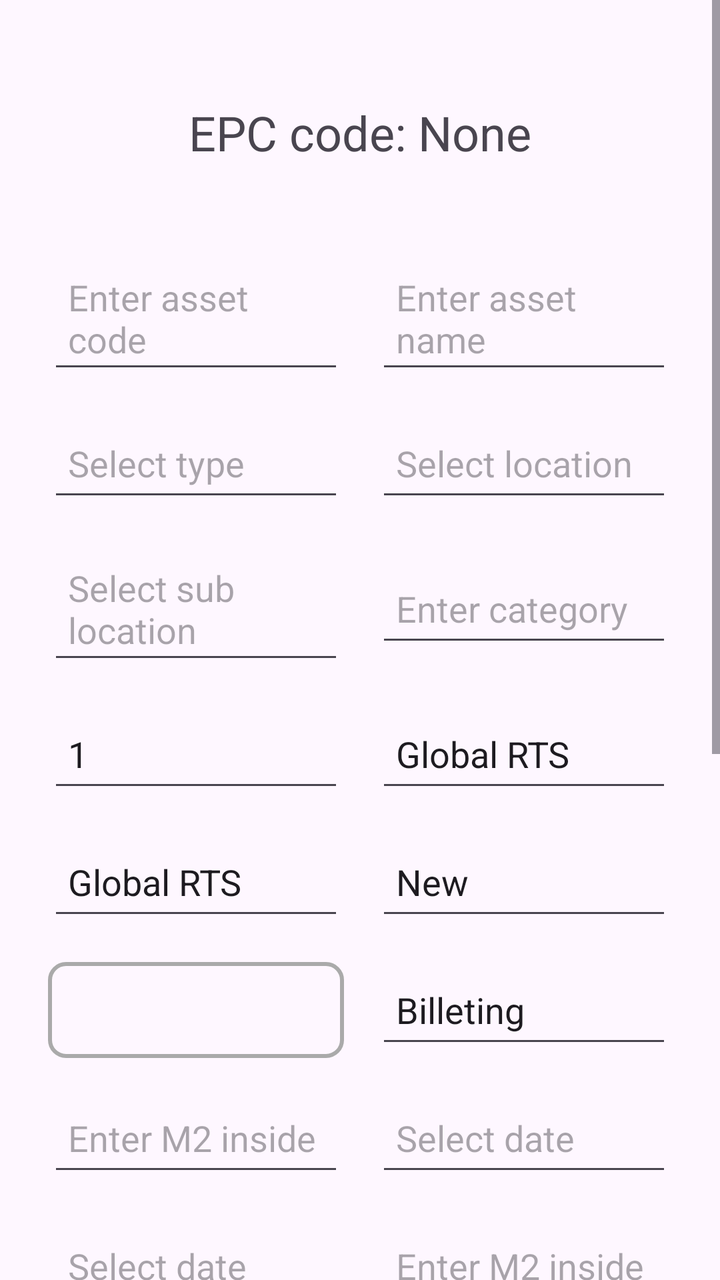
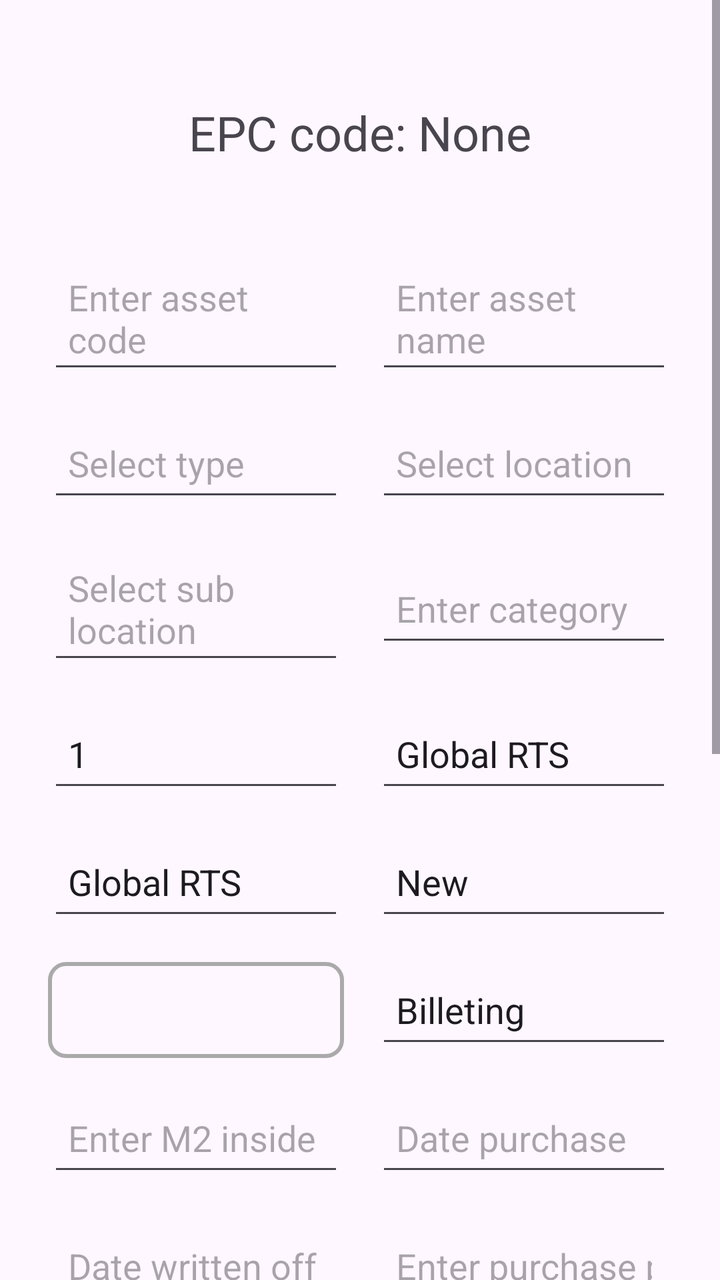

An Android layout rendered at two revisions. The XML below is the earlier revision; the diff shows what the commit changed to produce the second picture.
<!-- AndroidManifest.xml: application theme Theme.RFIDLaundryAsset -->
<!-- res/layout/activity_add_asset.xml -->
<ScrollView
    xmlns:android="http://schemas.android.com/apk/res/android"
    xmlns:tools="http://schemas.android.com/tools"
    android:layout_width="match_parent"
    android:layout_height="match_parent">

    <RelativeLayout
        android:layout_width="match_parent"
        android:layout_height="wrap_content">

        <TextView
            android:id="@+id/epcTextView"
            android:layout_width="wrap_content"
            android:layout_height="wrap_content"
            android:text="EPC code: None"
            android:textSize="24sp"
            android:layout_marginTop="50dp"
            android:layout_centerHorizontal="true"
            android:gravity="center"
            tools:ignore="HardcodedText" />

        <GridLayout
            android:id="@+id/inputGridLayout"
            android:layout_width="match_parent"
            android:layout_height="wrap_content"
            android:layout_below="@id/epcTextView"
            android:layout_marginTop="20dp"
            android:columnCount="2"
            android:padding="16dp"
            android:layout_centerHorizontal="true">

            <EditText
                android:id="@+id/assetCodeText"
                android:layout_width="0dp"
                android:layout_height="wrap_content"
                android:layout_columnSpan="1"
                android:layout_columnWeight="1"
                android:autofillHints="Enter asset code"
                android:hint="Enter asset code"
                android:layout_margin="8dp"
                android:minHeight="48dp"
                android:padding="10dp"
                android:textSize="18sp"
                tools:ignore="HardcodedText,TextFields" />

            <EditText
                android:id="@+id/assetNameText"
                android:layout_width="0dp"
                android:layout_height="wrap_content"
                android:layout_columnSpan="1"
                android:layout_columnWeight="1"
                android:autofillHints="Enter asset name"
                android:hint="Enter asset name"
                android:layout_margin="8dp"
                android:minHeight="48dp"
                android:padding="10dp"
                android:textSize="18sp"
                tools:ignore="HardcodedText,TextFields" />

            <AutoCompleteTextView
                android:id="@+id/assetTypeAutoCompleteTextView"
                android:layout_width="0dp"
                android:layout_height="wrap_content"
                android:layout_columnSpan="1"
                android:layout_columnWeight="1"
                android:hint="Select type"
                android:layout_margin="8dp"
                android:minHeight="48dp"
                android:padding="10dp"
                tools:ignore="HardcodedText" />

            <AutoCompleteTextView
                android:id="@+id/assetLocationAutoCompleteTextView"
                android:layout_width="0dp"
                android:layout_height="wrap_content"
                android:layout_columnSpan="1"
                android:layout_columnWeight="1"
                android:hint="Select location"
                android:layout_margin="8dp"
                android:minHeight="48dp"
                android:padding="10dp"
                tools:ignore="HardcodedText" />

            <AutoCompleteTextView
                android:id="@+id/assetSubLocationAutoCompleteTextView"
                android:layout_width="0dp"
                android:layout_height="wrap_content"
                android:layout_columnSpan="1"
                android:layout_columnWeight="1"
                android:hint="Select sub location"
                android:layout_margin="8dp"
                android:minHeight="48dp"
                android:padding="10dp"
                tools:ignore="HardcodedText" />

            <EditText
                android:id="@+id/assetCategoriesText"
                android:layout_width="0dp"
                android:layout_height="wrap_content"
                android:layout_columnSpan="1"
                android:layout_columnWeight="1"
                android:autofillHints="Enter category"
                android:hint="Enter category"
                android:layout_margin="8dp"
                android:minHeight="48dp"
                android:padding="10dp"
                android:textSize="18sp"
                tools:ignore="HardcodedText,TextFields" />

            <EditText
                android:id="@+id/assetQuantityText"
                android:layout_width="0dp"
                android:layout_height="wrap_content"
                android:layout_columnSpan="1"
                android:layout_columnWeight="1"
                android:autofillHints="Asset quantity"
                android:hint="Asset quantity"
                android:layout_margin="8dp"
                android:minHeight="48dp"
                android:padding="10dp"
                android:textSize="18sp"
                android:inputType="number"
                android:text="1"
                android:focusable="false"
                android:clickable="false"
                tools:ignore="HardcodedText,TextFields" />

            <EditText
                android:id="@+id/assetMrahText"
                android:layout_width="0dp"
                android:layout_height="wrap_content"
                android:layout_columnSpan="1"
                android:layout_columnWeight="1"
                android:autofillHints="Enter MRAH"
                android:hint="Enter MRAH"
                android:layout_margin="8dp"
                android:minHeight="48dp"
                android:padding="10dp"
                android:textSize="18sp"
                android:text="Global RTS"
                tools:ignore="HardcodedText,TextFields" />

            <EditText
                android:id="@+id/assetOwnerText"
                android:layout_width="0dp"
                android:layout_height="wrap_content"
                android:layout_columnSpan="1"
                android:layout_columnWeight="1"
                android:autofillHints="Enter owner"
                android:hint="Enter owner"
                android:layout_margin="8dp"
                android:minHeight="48dp"
                android:padding="10dp"
                android:textSize="18sp"
                android:text="Global RTS"
                tools:ignore="HardcodedText,TextFields" />

            <EditText
                android:id="@+id/assetStatusText"
                android:layout_width="0dp"
                android:layout_height="wrap_content"
                android:layout_columnSpan="1"
                android:layout_columnWeight="1"
                android:layout_margin="8dp"
                android:minHeight="48dp"
                android:padding="10dp"
                android:hint="Enter quantity"
                android:autofillHints="Enter quantity"
                android:text="New"
                android:textSize="18sp"
                tools:ignore="HardcodedText,TextFields"/>

            <Spinner
                android:id="@+id/assetExpandableText"
                android:layout_width="0dp"
                android:layout_height="wrap_content"
                android:layout_columnSpan="1"
                android:layout_columnWeight="1"
                android:layout_margin="8dp"
                android:minHeight="48dp"
                android:padding="10dp"
                android:background="@drawable/spinner_background"
                android:popupBackground="@android:color/white"
                android:dropDownVerticalOffset="50dp"
                android:textAlignment="center"
                android:textSize="18sp" />

            <EditText
                android:id="@+id/assetServiceText"
                android:layout_width="0dp"
                android:layout_height="wrap_content"
                android:layout_columnSpan="1"
                android:layout_columnWeight="1"
                android:layout_margin="8dp"
                android:minHeight="48dp"
                android:padding="10dp"
                android:hint="Enter service"
                android:autofillHints="Enter service"
                android:text="Billeting"
                android:textSize="18sp"
                tools:ignore="HardcodedText,TextFields"/>

            <EditText
                android:id="@+id/assetM2InsideText"
                android:layout_width="0dp"
                android:layout_height="wrap_content"
                android:layout_columnSpan="1"
                android:layout_columnWeight="1"
                android:layout_margin="8dp"
                android:minHeight="48dp"
                android:padding="10dp"
                android:hint="Enter M2 inside"
                android:autofillHints="Enter M2 inside"
                android:inputType="numberDecimal"
                android:textSize="18sp"
                tools:ignore="HardcodedText,TextFields"/>

            <EditText
                android:id="@+id/assetDatePurchaseText"
                android:layout_width="0dp"
                android:layout_height="wrap_content"
                android:layout_columnSpan="1"
                android:layout_columnWeight="1"
                android:layout_margin="8dp"
                android:minHeight="48dp"
                android:padding="10dp"
                android:hint="Select date"
                android:autofillHints="Select date"
                android:focusable="false"
                android:clickable="true"
                android:textSize="18sp"
                android:inputType="date"
                tools:ignore="HardcodedText,TextFields" />

            <EditText
                android:id="@+id/assetDateWrittenOffText"
                android:layout_width="0dp"
                android:layout_height="wrap_content"
                android:layout_columnSpan="1"
                android:layout_columnWeight="1"
                android:layout_margin="8dp"
                android:minHeight="48dp"
                android:padding="10dp"
                android:hint="Select date"
                android:autofillHints="Select date"
                android:focusable="false"
                android:clickable="true"
                android:textSize="18sp"
                android:inputType="date"
                tools:ignore="HardcodedText,TextFields" />

            <EditText
                android:id="@+id/assetPurchasePriceText"
                android:layout_width="0dp"
                android:layout_height="wrap_content"
                android:layout_columnSpan="1"
                android:layout_columnWeight="1"
                android:layout_margin="8dp"
                android:minHeight="48dp"
                android:padding="10dp"
                android:hint="Enter M2 inside"
                android:autofillHints="Enter M2 inside"
                android:inputType="numberDecimal"
                android:textSize="18sp"
                tools:ignore="HardcodedText,TextFields"/>

            <EditText
                android:id="@+id/assetCommentsText"
                android:layout_width="0dp"
                android:layout_height="wrap_content"
                android:layout_columnSpan="1"
                android:layout_columnWeight="1"
                android:autofillHints="Enter comments"
                android:hint="Enter comments"
                android:layout_margin="8dp"
                android:minHeight="48dp"
                android:padding="10dp"
                android:textSize="18sp"
                tools:ignore="HardcodedText,TextFields" />

            <CheckBox
                android:id="@+id/assetIsFixedCheckbox"
                android:layout_width="0dp"
                android:layout_height="wrap_content"
                android:layout_columnSpan="1"
                android:layout_columnWeight="1"
                android:text="Is Fixed"
                android:layout_margin="8dp"
                android:minHeight="48dp"
                android:padding="10dp"
                android:textSize="18sp"
                tools:ignore="HardcodedText,TextFields" />

            <EditText
                android:id="@+id/assetReplacedOffText"
                android:layout_width="0dp"
                android:layout_height="wrap_content"
                android:layout_columnSpan="1"
                android:layout_columnWeight="1"
                android:autofillHints="Replaced off"
                android:hint="Replaced off"
                android:layout_margin="8dp"
                android:minHeight="48dp"
                android:padding="10dp"
                android:textSize="18sp"
                tools:ignore="HardcodedText,TextFields" />

            <EditText
                android:id="@+id/assetYearOfLifeCycleText"
                android:layout_width="0dp"
                android:layout_height="wrap_content"
                android:layout_columnSpan="1"
                android:layout_columnWeight="1"
                android:autofillHints="Year of life cycle"
                android:hint="Year of life cycle"
                android:layout_margin="8dp"
                android:minHeight="48dp"
                android:padding="10dp"
                android:textSize="18sp"
                android:inputType="number"
                android:text="1"
                tools:ignore="HardcodedText,TextFields" />

            <EditText
                android:id="@+id/assetRestOfLifeCycleText"
                android:layout_width="0dp"
                android:layout_height="wrap_content"
                android:layout_columnSpan="1"
                android:layout_columnWeight="1"
                android:autofillHints="Rest of life cycle"
                android:hint="Rest of life cycle"
                android:layout_margin="8dp"
                android:minHeight="48dp"
                android:padding="10dp"
                android:textSize="18sp"
                android:inputType="number"
                android:text="1"
                tools:ignore="HardcodedText,TextFields" />

            <EditText
                android:id="@+id/assetReplacedByText"
                android:layout_width="0dp"
                android:layout_height="wrap_content"
                android:layout_columnSpan="1"
                android:layout_columnWeight="1"
                android:autofillHints="Replaced by"
                android:hint="Replaced by"
                android:layout_margin="8dp"
                android:minHeight="48dp"
                android:padding="10dp"
                android:textSize="18sp"
                tools:ignore="HardcodedText,TextFields" />

            <EditText
                android:id="@+id/assetRestValueText"
                android:layout_width="0dp"
                android:layout_height="wrap_content"
                android:layout_columnSpan="1"
                android:layout_columnWeight="1"
                android:autofillHints="Rest Value"
                android:hint="Rest Value"
                android:layout_margin="8dp"
                android:minHeight="48dp"
                android:padding="10dp"
                android:textSize="18sp"
                android:inputType="number"
                android:text="1"
                tools:ignore="HardcodedText,TextFields" />

            <EditText
                android:id="@+id/assetDescriptionText"
                android:layout_width="0dp"
                android:layout_height="wrap_content"
                android:layout_columnSpan="2"
                android:layout_columnWeight="2"
                android:autofillHints="Asset description"
                android:hint="Asset description"
                android:layout_margin="8dp"
                android:minHeight="48dp"
                android:padding="10dp"
                android:textSize="18sp"
                tools:ignore="HardcodedText,TextFields" />

        </GridLayout>

        <Button
            android:id="@+id/addButton"
            android:layout_width="wrap_content"
            android:layout_height="wrap_content"
            android:text="Add asset"
            android:layout_below="@id/inputGridLayout"
            android:layout_marginTop="20dp"
            android:layout_centerHorizontal="true"
            android:textColor="@android:color/white"
            android:backgroundTint="@android:color/holo_green_dark"
            tools:ignore="HardcodedText" />

    </RelativeLayout>
</ScrollView>
<!-- resources referenced by this layout -->
<resources>
  <!-- drawable spinner_background (drawable) -->
  <shape xmlns:android="http://schemas.android.com/apk/res/android">
      <solid android:color="@android:color/transparent" />
      <stroke
          android:width="2dp"
          android:color="@android:color/darker_gray" />
      <corners android:radius="8dp" />
      <padding
          android:left="8dp"
          android:top="8dp"
          android:right="8dp"
          android:bottom="8dp" />
  </shape>
  <style name="Theme.RFIDLaundryAsset" parent="Base.Theme.RFIDLaundryAsset" />
  <style name="Base.Theme.RFIDLaundryAsset" parent="Theme.Material3.DayNight.NoActionBar">
          
          
      </style>
</resources>

<!-- the commit's change to res/layout/activity_add_asset.xml (unified diff, before → after) -->
@@ -224,10 +224,8 @@
                 android:layout_margin="8dp"
                 android:minHeight="48dp"
                 android:padding="10dp"
-                android:hint="Select date"
-                android:autofillHints="Select date"
-                android:focusable="false"
-                android:clickable="true"
+                android:hint="Date purchase"
+                android:autofillHints="Date purchase"
                 android:textSize="18sp"
                 android:inputType="date"
                 tools:ignore="HardcodedText,TextFields" />
@@ -241,10 +239,8 @@
                 android:layout_margin="8dp"
                 android:minHeight="48dp"
                 android:padding="10dp"
-                android:hint="Select date"
-                android:autofillHints="Select date"
-                android:focusable="false"
-                android:clickable="true"
+                android:hint="Date written off"
+                android:autofillHints="Date written off"
                 android:textSize="18sp"
                 android:inputType="date"
                 tools:ignore="HardcodedText,TextFields" />
@@ -258,8 +254,8 @@
                 android:layout_margin="8dp"
                 android:minHeight="48dp"
                 android:padding="10dp"
-                android:hint="Enter M2 inside"
-                android:autofillHints="Enter M2 inside"
+                android:hint="Enter purchase price"
+                android:autofillHints="Enter purchase price"
                 android:inputType="numberDecimal"
                 android:textSize="18sp"
                 tools:ignore="HardcodedText,TextFields"/>
